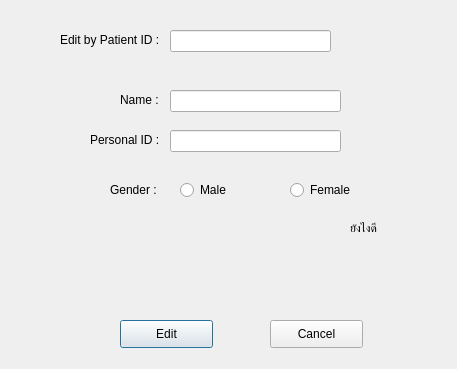
Above: Design/patientEdit.ui from SPRYK/DatabaseProject before the change. Below: the same form after it.
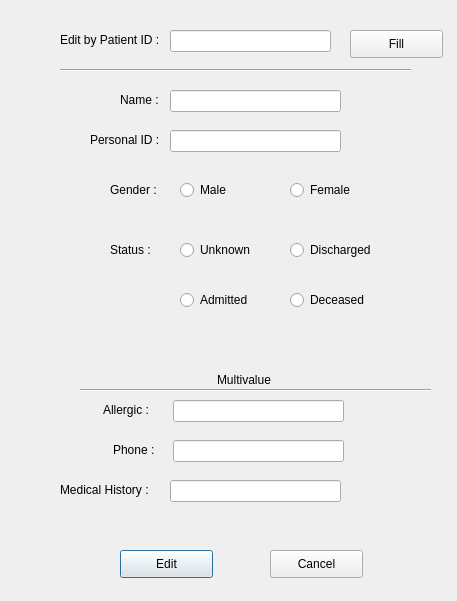
That is the form after the change.

```diff
--- a/Design/patientEdit.ui
+++ b/Design/patientEdit.ui
@@ -7,7 +7,7 @@
     <x>0</x>
     <y>0</y>
     <width>457</width>
-    <height>369</height>
+    <height>601</height>
    </rect>
   </property>
   <property name="windowTitle">
@@ -125,7 +125,7 @@
    <property name="geometry">
     <rect>
      <x>120</x>
-     <y>320</y>
+     <y>550</y>
      <width>93</width>
      <height>28</height>
     </rect>
@@ -138,7 +138,7 @@
    <property name="geometry">
     <rect>
      <x>270</x>
-     <y>320</y>
+     <y>550</y>
      <width>93</width>
      <height>28</height>
     </rect>
@@ -147,17 +147,202 @@
     <string>Cancel</string>
    </property>
   </widget>
+  <widget class="QLabel" name="label_10">
+   <property name="geometry">
+    <rect>
+     <x>110</x>
+     <y>240</y>
+     <width>51</width>
+     <height>20</height>
+    </rect>
+   </property>
+   <property name="text">
+    <string>Status :</string>
+   </property>
+  </widget>
+  <widget class="QRadioButton" name="unknownStatus">
+   <property name="geometry">
+    <rect>
+     <x>180</x>
+     <y>240</y>
+     <width>81</width>
+     <height>20</height>
+    </rect>
+   </property>
+   <property name="text">
+    <string>Unknown</string>
+   </property>
+   <attribute name="buttonGroup">
+    <string notr="true">buttonGroup</string>
+   </attribute>
+  </widget>
+  <widget class="QRadioButton" name="dischargedStatus">
+   <property name="geometry">
+    <rect>
+     <x>290</x>
+     <y>240</y>
+     <width>95</width>
+     <height>20</height>
+    </rect>
+   </property>
+   <property name="text">
+    <string>Discharged</string>
+   </property>
+   <attribute name="buttonGroup">
+    <string notr="true">buttonGroup</string>
+   </attribute>
+  </widget>
+  <widget class="QRadioButton" name="admittedStatus">
+   <property name="geometry">
+    <rect>
+     <x>180</x>
+     <y>290</y>
+     <width>81</width>
+     <height>20</height>
+    </rect>
+   </property>
+   <property name="text">
+    <string>Admitted</string>
+   </property>
+   <attribute name="buttonGroup">
+    <string notr="true">buttonGroup</string>
+   </attribute>
+  </widget>
+  <widget class="QRadioButton" name="deceasedStatus">
+   <property name="geometry">
+    <rect>
+     <x>290</x>
+     <y>290</y>
+     <width>95</width>
+     <height>20</height>
+    </rect>
+   </property>
+   <property name="text">
+    <string>Deceased</string>
+   </property>
+   <attribute name="buttonGroup">
+    <string notr="true">buttonGroup</string>
+   </attribute>
+  </widget>
+  <widget class="QLabel" name="label_8">
+   <property name="geometry">
+    <rect>
+     <x>103</x>
+     <y>400</y>
+     <width>61</width>
+     <height>20</height>
+    </rect>
+   </property>
+   <property name="text">
+    <string>Allergic :</string>
+   </property>
+  </widget>
+  <widget class="QLineEdit" name="phone">
+   <property name="geometry">
+    <rect>
+     <x>173</x>
+     <y>440</y>
+     <width>171</width>
+     <height>22</height>
+    </rect>
+   </property>
+  </widget>
   <widget class="QLabel" name="label_7">
    <property name="geometry">
     <rect>
+     <x>113</x>
+     <y>440</y>
+     <width>51</width>
+     <height>20</height>
+    </rect>
+   </property>
+   <property name="text">
+    <string>Phone :</string>
+   </property>
+  </widget>
+  <widget class="QLineEdit" name="allergic">
+   <property name="geometry">
+    <rect>
+     <x>173</x>
+     <y>400</y>
+     <width>171</width>
+     <height>22</height>
+    </rect>
+   </property>
+  </widget>
+  <widget class="QLabel" name="label_9">
+   <property name="geometry">
+    <rect>
+     <x>217</x>
+     <y>370</y>
+     <width>61</width>
+     <height>20</height>
+    </rect>
+   </property>
+   <property name="text">
+    <string>Multivalue</string>
+   </property>
+  </widget>
+  <widget class="Line" name="line">
+   <property name="geometry">
+    <rect>
+     <x>80</x>
+     <y>380</y>
+     <width>351</width>
+     <height>20</height>
+    </rect>
+   </property>
+   <property name="orientation">
+    <enum>Qt::Horizontal</enum>
+   </property>
+  </widget>
+  <widget class="QLineEdit" name="medhistory">
+   <property name="geometry">
+    <rect>
+     <x>170</x>
+     <y>480</y>
+     <width>171</width>
+     <height>22</height>
+    </rect>
+   </property>
+  </widget>
+  <widget class="QLabel" name="label_11">
+   <property name="geometry">
+    <rect>
+     <x>60</x>
+     <y>480</y>
+     <width>101</width>
+     <height>20</height>
+    </rect>
+   </property>
+   <property name="text">
+    <string>Medical History :</string>
+   </property>
+  </widget>
+  <widget class="Line" name="line_2">
+   <property name="geometry">
+    <rect>
+     <x>60</x>
+     <y>60</y>
+     <width>351</width>
+     <height>20</height>
+    </rect>
+   </property>
+   <property name="orientation">
+    <enum>Qt::Horizontal</enum>
+   </property>
+  </widget>
+  <widget class="QPushButton" name="fillButton">
+   <property name="geometry">
+    <rect>
      <x>350</x>
-     <y>220</y>
-     <width>55</width>
-     <height>16</height>
+     <y>30</y>
+     <width>93</width>
+     <height>28</height>
     </rect>
    </property>
    <property name="text">
-    <string>ยังไงดี</string>
+    <string>Fill</string>
    </property>
   </widget>
  </widget>
```
Left out of the diff: 24 changed lines with no effect on the pictures.
